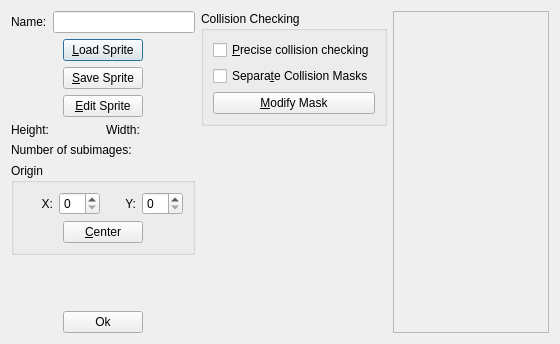
Qt form dialogs/spritepropertiesdialog.ui (0xFEEDC0DE64/QtGameMaker) before a commit.
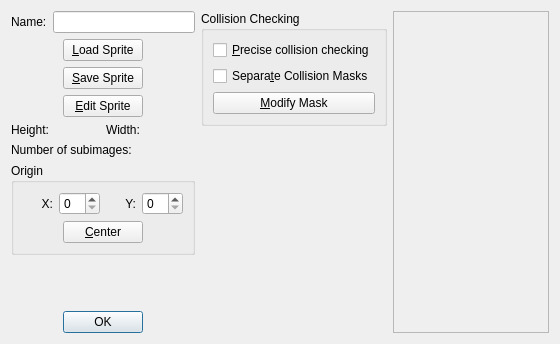
The same form after that commit. Icons and pictures are not drawn.

Commit message: Fixed rename errors in dialogs, implemented lots more

What changed in the file:
```diff
--- a/dialogs/spritepropertiesdialog.ui
+++ b/dialogs/spritepropertiesdialog.ui
@@ -225,45 +225,14 @@
       </spacer>
      </item>
      <item>
-      <layout class="QHBoxLayout" name="horizontalLayout_5">
-       <item>
-        <spacer name="horizontalSpacer_3">
-         <property name="orientation">
-          <enum>Qt::Horizontal</enum>
-         </property>
-         <property name="sizeHint" stdset="0">
-          <size>
-           <width>40</width>
-           <height>20</height>
-          </size>
-         </property>
-        </spacer>
-       </item>
-       <item>
-        <widget class="QPushButton" name="pushButtonOk">
-         <property name="text">
-          <string>Ok</string>
-         </property>
-         <property name="icon">
-          <iconset resource="../resources.qrc">
-           <normaloff>:/qtgameengine/icons/ok.png</normaloff>:/qtgameengine/icons/ok.png</iconset>
-         </property>
-        </widget>
-       </item>
-       <item>
-        <spacer name="horizontalSpacer_4">
-         <property name="orientation">
-          <enum>Qt::Horizontal</enum>
-         </property>
-         <property name="sizeHint" stdset="0">
-          <size>
-           <width>40</width>
-           <height>20</height>
-          </size>
-         </property>
-        </spacer>
-       </item>
-      </layout>
+      <widget class="QDialogButtonBox" name="buttonBox">
+       <property name="standardButtons">
+        <set>QDialogButtonBox::Ok</set>
+       </property>
+       <property name="centerButtons">
+        <bool>true</bool>
+       </property>
+      </widget>
      </item>
     </layout>
    </item>
```
Left out of the diff: 24 changed lines with no effect on the pictures. The commit also changes 25 other files.
